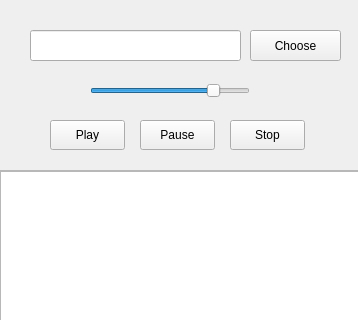
First picture: the form in layout.ui, repository pedroserpa/playme, before the edit; both pictures show x 0 to 358 and y 0 to 320 of the 358 by 600 pixel window.
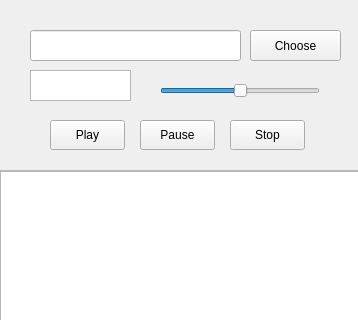
Second picture: the form after the edit.

Commit message: Changed layout + added on play listeners

Diff of the .ui file:
```diff
--- a/layout.ui
+++ b/layout.ui
@@ -26,13 +26,22 @@
    <enum>Qt::NoContextMenu</enum>
   </property>
   <property name="windowTitle">
-   <string>MainWindow</string>
+   <string>PlayMe</string>
+  </property>
+  <property name="windowOpacity">
+   <double>1.000000000000000</double>
+  </property>
+  <property name="autoFillBackground">
+   <bool>true</bool>
+  </property>
+  <property name="unifiedTitleAndToolBarOnMac">
+   <bool>false</bool>
   </property>
   <widget class="QWidget" name="centralwidget">
    <widget class="QSlider" name="volumeSlider">
     <property name="geometry">
      <rect>
-      <x>90</x>
+      <x>160</x>
       <y>80</y>
       <width>160</width>
       <height>22</height>
@@ -45,7 +54,7 @@
      <number>1</number>
     </property>
     <property name="value">
-     <number>80</number>
+     <number>50</number>
     </property>
     <property name="orientation">
      <enum>Qt::Horizontal</enum>
@@ -176,6 +185,28 @@
      </rect>
     </property>
    </widget>
+   <widget class="QTextEdit" name="timeLabel">
+    <property name="geometry">
+     <rect>
+      <x>30</x>
+      <y>70</y>
+      <width>101</width>
+      <height>31</height>
+     </rect>
+    </property>
+    <property name="acceptDrops">
+     <bool>false</bool>
+    </property>
+    <property name="verticalScrollBarPolicy">
+     <enum>Qt::ScrollBarAlwaysOff</enum>
+    </property>
+    <property name="horizontalScrollBarPolicy">
+     <enum>Qt::ScrollBarAlwaysOff</enum>
+    </property>
+    <property name="acceptRichText">
+     <bool>false</bool>
+    </property>
+   </widget>
   </widget>
   <widget class="QStatusBar" name="statusbar"/>
  </widget>
```
Left out of the diff: 7 changed lines with no effect on the pictures. The commit also changes 1 other file.
